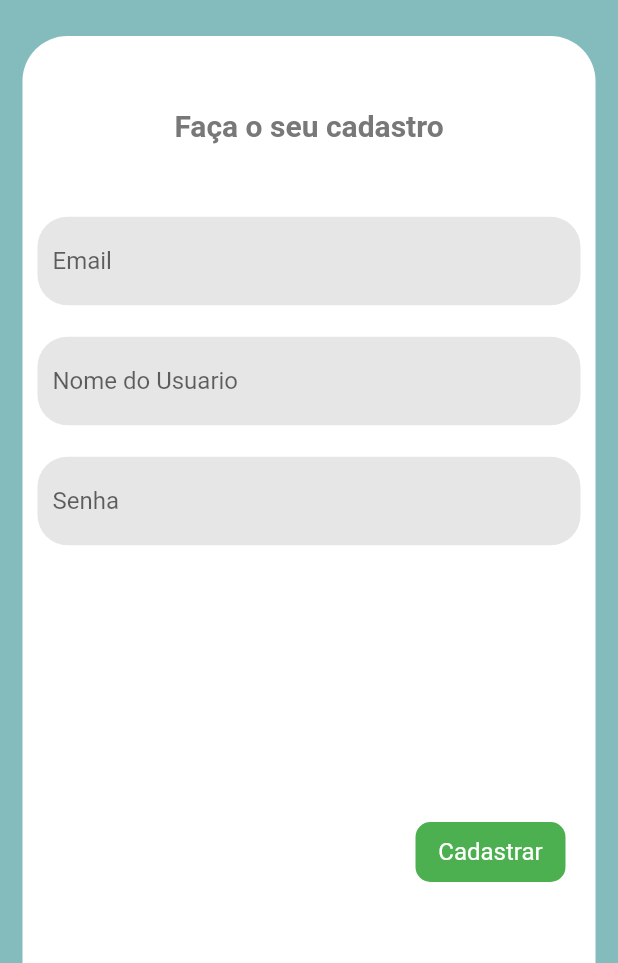
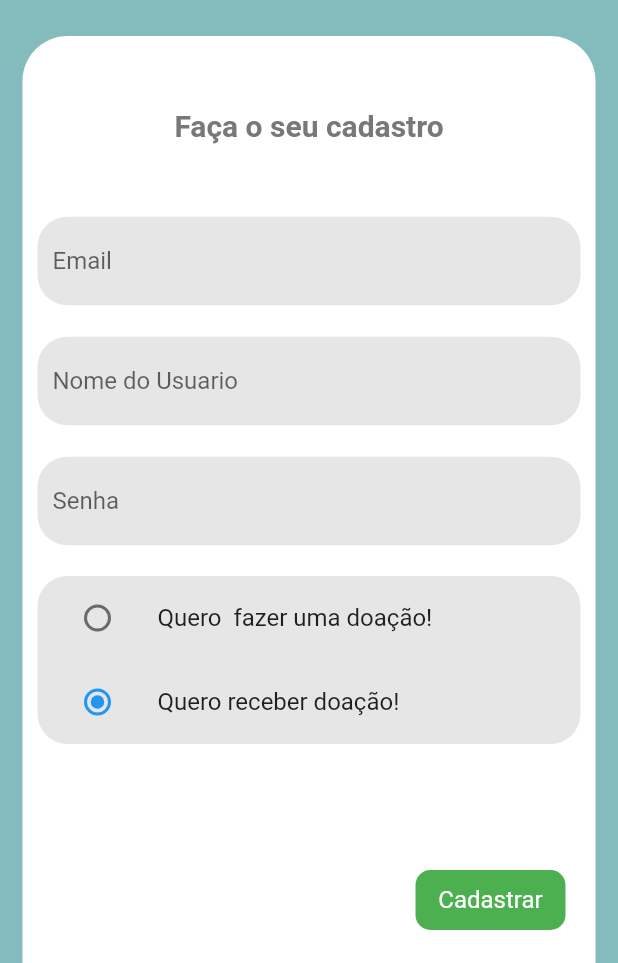
Before and after one commit to kikepola/FindingHeroes, a Flutter app: the CreateAccountPage screen opened directly, on a phone screen of 412 x 824 dp, the part 273-1236 px from its top. Run offline on Flutter 3.47's test engine with Material 2 defaults, Android fonts, the phone set to English and light mode, and no system bars; our stand-ins replace cloud_firestore, firebase_auth; missing offline and left inert: keyboard_avoider; accounts and stored records are empty.

```diff
--- a/lib/main.dart
+++ b/lib/main.dart
@@ -1,5 +1,4 @@
-import 'package:finding_heroes/screens/home_page.dart';
-import 'package:finding_heroes/screens/login_screen.dart';
+import 'package:finding_heroes/pages/login_page.dart';
 import 'package:flutter/material.dart';
 
 void main() => runApp(MyApp());
--- a/lib/screens/create_account_page.dart
+++ b/lib/pages/create_account_page.dart
@@ -1,4 +1,5 @@
 import 'package:cloud_firestore/cloud_firestore.dart';
+import 'package:finding_heroes/widgets/animated_alert_widget.dart';
 import 'package:firebase_auth/firebase_auth.dart';
 import 'package:flutter/cupertino.dart';
 import 'package:flutter/material.dart';
@@ -17,11 +18,11 @@ class _CreateAccountPageState extends State<CreateAccountPage> {
   var _isLogin = true;
   var _usrEmail = '';
   var _usrPassword = '';
+  var _usrType = 1;
 
   @override
   Widget build(BuildContext context) {
     return Scaffold(
-      appBar: null,
       body: Container(
         color: Color.fromARGB(255, 132, 187, 189),
         child: Column(children: <Widget>[
@@ -81,95 +82,12 @@ class _CreateAccountPageState extends State<CreateAccountPage> {
                   ),
                 ),
               ),
+              _createEmailFormField(),
+              _createUserNameFormField(_usrName),
+              _createPasswordFormField(),
+              _createUsrTypeRadioArea(),
               Container(
-                height: 80,
-                child: Center(
-                  child: Container(
-                    margin: const EdgeInsets.fromLTRB(10, 0, 10, 20),
-                    padding: const EdgeInsets.fromLTRB(10, 0, 10, 0),
-                    decoration: new BoxDecoration(
-                        color: Color.fromARGB(255, 230, 230, 230),
-                        borderRadius: new BorderRadius.all(Radius.circular(20))
-                    ),
-                    child: TextFormField(
-                      validator: (value){
-                        if(value.isEmpty || !value.contains('@')){
-                          return 'Porfavor, entre com um email valido';
-                        }
-                        return null;
-
-                      },
-                      decoration: InputDecoration(
-                          labelText: 'Email',
-                          border: InputBorder.none,
-                          hintText: 'Email'
-                      ),
-                      onSaved: (value) {
-                        this._usrEmail = value;
-                      },
-                    ),
-                  ),
-                ),
-              ),
-              Container(
-                height: 80,
-                child: Center(
-                  child: Container(
-                    margin: const EdgeInsets.fromLTRB(10, 0, 10, 20),
-                    padding: const EdgeInsets.fromLTRB(10, 0, 10, 0),
-                    decoration: new BoxDecoration(
-                        color: Color.fromARGB(255, 230, 230, 230),
-                        borderRadius: new BorderRadius.all(Radius.circular(20))
-                    ),
-                    child: TextFormField(
-                       controller: _usrName,
-                      validator: (value){
-                        if(value.isEmpty){
-                          return "Entre com um nome de usuario valido";
-                        }
-                        return null;
-                      },
-                      decoration: const InputDecoration(
-                          labelText: 'Nome do Usuario',
-                          border: InputBorder.none,
-                          hintText: 'Nome do Usuario'
-                      ),
-                    ),
-                  ),
-                ),
-              ),
-              Container(
-                height: 80,
-                child: Center(
-                  child: Container(
-                    margin: const EdgeInsets.fromLTRB(10, 0, 10, 20),
-                    padding: const EdgeInsets.fromLTRB(10, 0, 10, 0),
-                    decoration: new BoxDecoration(
-                        color: Color.fromARGB(255, 230, 230, 230),
-                        borderRadius: new BorderRadius.all(Radius.circular(20))
-                    ),
-                    child: TextFormField(
-                      validator: (value){
-                        if(value.isEmpty || value.length <= 7){
-                          return "Crie uma senha com 8 caracteres no minimo";
-                        }
-                        return null;
-                      },
-                      obscureText: true,
-                      decoration: const InputDecoration(
-                          labelText: 'Senha',
-                          border: InputBorder.none,
-                          hintText: 'Senha'
-                      ),
-                      onSaved: (value){
-                        this._usrPassword = value;
-                      },
-                    ),
-                  ),
-                ),
-              ),
-              Container(
-                height: MediaQuery.of(context).size.height - 600,
+                height: MediaQuery.of(context).size.height - 680,
                 child: Align(
                   alignment: Alignment.bottomRight,
                   child: Container(
@@ -203,6 +121,143 @@ class _CreateAccountPageState extends State<CreateAccountPage> {
     );
   }
 
+  _createEmailFormField(){
+    return  Container(
+      height: 80,
+      child: Center(
+        child: Container(
+          margin: const EdgeInsets.fromLTRB(10, 0, 10, 20),
+          padding: const EdgeInsets.fromLTRB(10, 0, 10, 0),
+          decoration: new BoxDecoration(
+              color: Color.fromARGB(255, 230, 230, 230),
+              borderRadius: new BorderRadius.all(Radius.circular(20))
+          ),
+          child: TextFormField(
+            validator: (value){
+              if(value.isEmpty || !value.contains('@')){
+                return 'Porfavor, entre com um email valido';
+              }
+              return null;
+            },
+            decoration: InputDecoration(
+                labelText: 'Email',
+                border: InputBorder.none,
+                hintText: 'Email'
+            ),
+            onSaved: (value) {
+              this._usrEmail = value;
+            },
+          ),
+        ),
+      ),
+    );
+  }
+
+  _createUserNameFormField(_usrName){
+    return Container(
+      height: 80,
+      child: Center(
+        child: Container(
+          margin: const EdgeInsets.fromLTRB(10, 0, 10, 20),
+          padding: const EdgeInsets.fromLTRB(10, 0, 10, 0),
+          decoration: new BoxDecoration(
+              color: Color.fromARGB(255, 230, 230, 230),
+              borderRadius: new BorderRadius.all(Radius.circular(20))
+          ),
+          child: TextFormField(
+            controller: _usrName,
+            validator: (value){
+              if(value.isEmpty){
+                return "Entre com um nome de usuario valido";
+              }
+              return null;
+            },
+            decoration: const InputDecoration(
+                labelText: 'Nome do Usuario',
+                border: InputBorder.none,
+                hintText: 'Nome do Usuario'
+            ),
+          ),
+        ),
+      ),
+    );
+  }
+
+  _createPasswordFormField(){
+    return Container(
+      height: 80,
+      child: Center(
+        child: Container(
+          margin: const EdgeInsets.fromLTRB(10, 0, 10, 20),
+          padding: const EdgeInsets.fromLTRB(10, 0, 10, 0),
+          decoration: new BoxDecoration(
+              color: Color.fromARGB(255, 230, 230, 230),
+              borderRadius: new BorderRadius.all(Radius.circular(20))
+          ),
+          child: TextFormField(
+            validator: (value){
+              if(value.isEmpty || value.length <= 7){
+                return "Crie uma senha com 8 caracteres no minimo";
+              }
+              return null;
+            },
+            obscureText: true,
+            decoration: const InputDecoration(
+                labelText: 'Senha',
+                border: InputBorder.none,
+                hintText: 'Senha'
+            ),
+            onSaved: (value){
+              this._usrPassword = value;
+            },
+          ),
+        ),
+      ),
+    );
+  }
+
+  _createUsrTypeRadioArea(){
+    return Container(
+      margin: const EdgeInsets.fromLTRB(10, 0, 10, 0),
+      decoration: new BoxDecoration(
+          color: Color.fromARGB(255, 230, 230, 230),
+          borderRadius: new BorderRadius.all(Radius.circular(20))
+      ),
+      child: Column(
+        children: <Widget>[
+          Container(
+            child:ListTile(
+              title: Text("Quero  fazer uma doação!"),
+              leading: Radio(
+                groupValue: _usrType,
+                value: 0,
+                onChanged: (val){
+                  setState(() {
+                    _usrType = val;
+                  });
+                },
+              ),
+            )
+          ),
+          Container(
+            child:ListTile(
+              title: Text("Quero receber doação!"),
+              leading: Radio(
+                groupValue: _usrType,
+                value: 1,
+                onChanged: (val){
+                  setState(() {
+                    _usrType = val;
+                  });
+                },
+              ),
+            )
+          ),
+        ],
+      ),
+    );
+  }
+
   _trySubmit(ctx) async {
     AuthResult authResult;
     String msg;
@@ -220,7 +275,8 @@ class _CreateAccountPageState extends State<CreateAccountPage> {
         Firestore.instance.collection('users')
         .document(authResult.user.uid)
         .setData({
-          'username': _usrName.value.text.trim()
+          'username': _usrName.value.text.trim(),
+          'user_type':_usrType
         });
 
 
@@ -267,15 +323,14 @@ class _CreateAccountPageState extends State<CreateAccountPage> {
         msg = 'Ocorreu um erro, favor verificar suas credenciais';
 
         showDialog(
-          context:  context,
-          builder:  (BuildContext context) {
-            return AlertDialog(
-              title: Icon(Icons.error, color: Colors.red,),
-              content: Text(err.message),
-            );
-          },
+          context: context,
+          builder: (_) => AnimatedAlertWidget(
+            Icon(Icons.error, color: Colors.red,),
+            msg
+          )
         );
       }
     }
   }
+
 }
```
Also changed, not shown: lib/pages/donation_detail_page.dart (added, +21 -0 lines), lib/pages/home_donators_page.dart (renamed from lib/screens/home_page.dart, +6 -6 lines), lib/pages/home_recivers_page.dart (added, +119 -0 lines), lib/pages/login_page.dart (renamed from lib/screens/login_screen.dart, +48 -10 lines), lib/widgets/animated_alert_widget.dart (added, +60 -0 lines), lib/widgets/donation_card.dart (renamed from lib/screens/cards/donation_card.dart, +7 -0 lines), assets/images/persons.png (added). Lines whose indentation alone changed are shown as unchanged.
